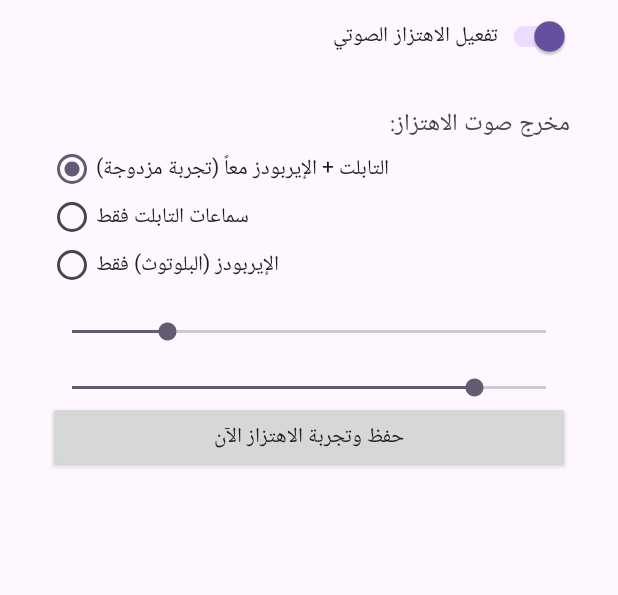
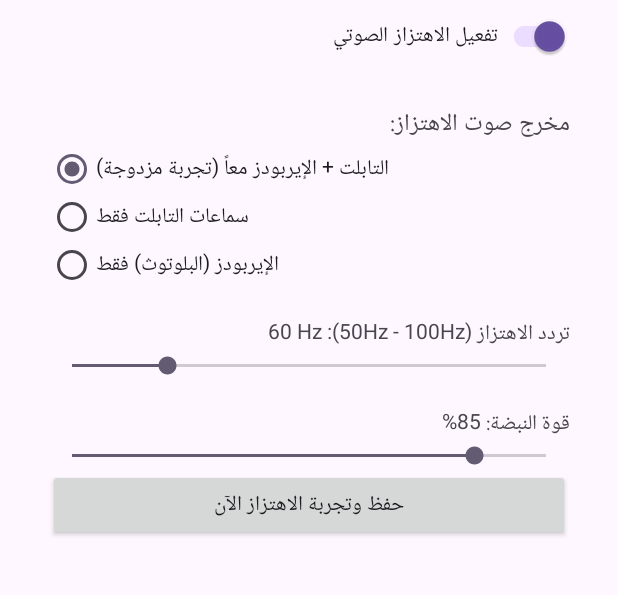
Before and after one commit to 2noornoor260-dot/AudioHapticsXposed, an Android app: the screen it shows after launch (MainActivity), on a phone screen of 412 x 824 dp, the part 227-822 px from its top. Run offline under Robolectric (Android 15) with nearby library versions, the phone set to English and light mode, and no system bars.

Commit message:
Fix string interpolation syntax in MainActivity

```diff
--- a/app/src/main/java/com/taha/audiohaptics/MainActivity.kt
+++ b/app/src/main/java/com/taha/audiohaptics/MainActivity.kt
@@ -59,32 +59,35 @@ class MainActivity : AppCompatActivity() {
             check(prefs.getInt("outputMode", 0))
         }
 
+        val initFreq = prefs.getInt("freq", 60)
         val freqLabel = TextView(this).apply {
-            text = "\nتردد الاهتزاز (50Hz - 100Hz): \${prefs.getInt("freq", 60)} Hz"
+            text = "\nتردد الاهتزاز (50Hz - 100Hz): $initFreq Hz"
         }
 
         val freqSeek = SeekBar(this).apply {
             max = 50
-            progress = prefs.getInt("freq", 60) - 50
+            progress = initFreq - 50
             setOnSeekBarChangeListener(object : SeekBar.OnSeekBarChangeListener {
                 override fun onProgressChanged(sb: SeekBar?, p: Int, fromUser: Boolean) {
-                    freqLabel.text = "\nتردد الاهتزاز (50Hz - 100Hz): \${p + 50} Hz"
+                    val currentFreq = p + 50
+                    freqLabel.text = "\nتردد الاهتزاز (50Hz - 100Hz): $currentFreq Hz"
                 }
                 override fun onStartTrackingTouch(sb: SeekBar?) {}
                 override fun onStopTrackingTouch(sb: SeekBar?) {}
             })
         }
 
+        val initGain = prefs.getInt("gain", 85)
         val gainLabel = TextView(this).apply {
-            text = "\nقوة النبضة: \${prefs.getInt("gain", 85)}%"
+            text = "\nقوة النبضة: $initGain%"
         }
 
         val gainSeek = SeekBar(this).apply {
             max = 100
-            progress = prefs.getInt("gain", 85)
+            progress = initGain
             setOnSeekBarChangeListener(object : SeekBar.OnSeekBarChangeListener {
                 override fun onProgressChanged(sb: SeekBar?, p: Int, fromUser: Boolean) {
-                    gainLabel.text = "\nقوة النبضة: \$p%"
+                    gainLabel.text = "\nقوة النبضة: $p%"
                 }
                 override fun onStartTrackingTouch(sb: SeekBar?) {}
                 override fun onStopTrackingTouch(sb: SeekBar?) {}
```
